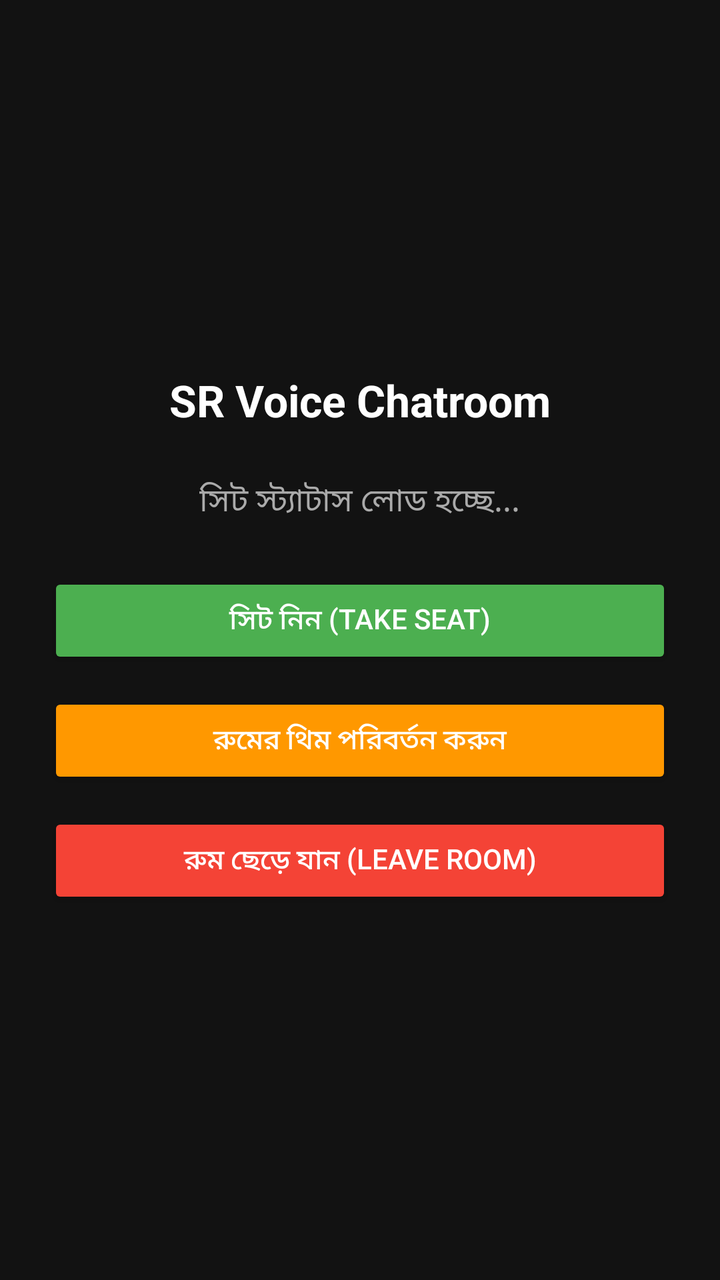
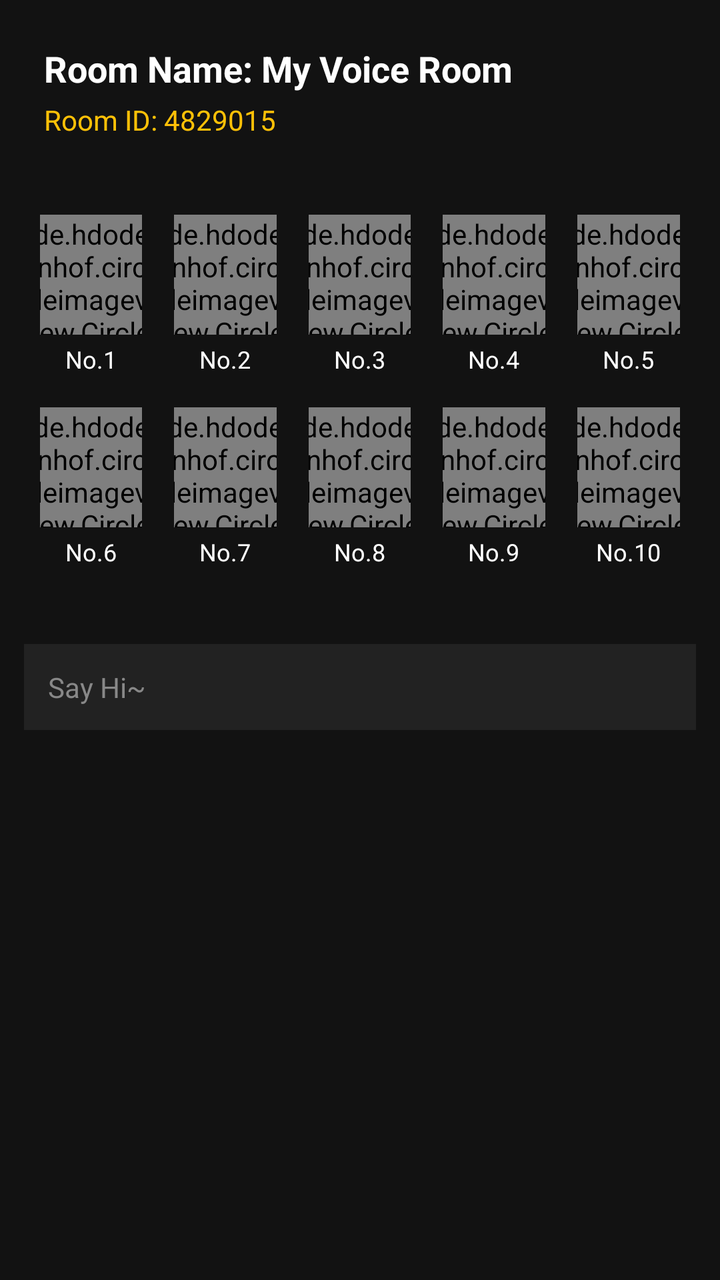

Before-and-after screenshots of an Android layout around one commit, followed by the original layout XML and the change that was made.
<!-- AndroidManifest.xml: application theme Theme.AppCompat.DayNight.NoActionBar -->
<!-- res/layout/activity_voice_room.xml -->
<?xml version="1.0" encoding="utf-8"?>
<LinearLayout xmlns:android="http://schemas.android.com/apk/res/android"
    android:id="@+id/rootLayout"
    android:layout_width="match_parent"
    android:layout_height="match_parent"
    android:orientation="vertical"
    android:gravity="center"
    android:padding="24dp"
    android:background="#121212">

    
    <TextView
        android:id="@+id/roomTitleTextView"
        android:layout_width="wrap_content"
        android:layout_height="wrap_content"
        android:text="SR Voice Chatroom"
        android:textSize="22sp"
        android:textStyle="bold"
        android:textColor="#FFFFFF"
        android:layout_marginBottom="24dp"/>

    
    <TextView
        android:id="@+id/seatStatusTextView"
        android:layout_width="wrap_content"
        android:layout_height="wrap_content"
        android:text="সিট স্ট্যাটাস লোড হচ্ছে..."
        android:textSize="16sp"
        android:textColor="#AAAAAA"
        android:layout_marginBottom="24dp"/>

    
    <Button
        android:id="@+id/takeSeatButton"
        android:layout_width="match_parent"
        android:layout_height="wrap_content"
        android:text="সিট নিন (Take Seat)"
        android:backgroundTint="#4CAF50"
        android:textColor="#FFFFFF"
        android:layout_marginBottom="12dp"
        android:padding="12dp"/>

    
    <Button
        android:id="@+id/changeThemeButton"
        android:layout_width="match_parent"
        android:layout_height="wrap_content"
        android:text="রুমের থিম পরিবর্তন করুন"
        android:backgroundTint="#FF9800"
        android:textColor="#FFFFFF"
        android:layout_marginBottom="12dp"
        android:padding="12dp"/>

    
    <Button
        android:id="@+id/leaveRoomButton"
        android:layout_width="match_parent"
        android:layout_height="wrap_content"
        android:text="রুম ছেড়ে যান (Leave Room)"
        android:backgroundTint="#F44336"
        android:textColor="#FFFFFF"
        android:padding="12dp"/>

</LinearLayout>
<!-- resources referenced by this layout -->
<resources>

</resources>

<!-- the commit's change to res/layout/activity_voice_room.xml (unified diff, before → after) -->
@@ -1,64 +1,110 @@
 <?xml version="1.0" encoding="utf-8"?>
 <LinearLayout xmlns:android="http://schemas.android.com/apk/res/android"
-    android:id="@+id/rootLayout"
+    xmlns:app="http://schemas.android.com/apk/res-auto"
     android:layout_width="match_parent"
     android:layout_height="match_parent"
     android:orientation="vertical"
-    android:gravity="center"
-    android:padding="24dp"
-    android:background="#121212">
+    android:background="#121212"
+    android:padding="12dp">
+
+    
+    <LinearLayout
+        android:layout_width="match_parent"
+        android:layout_height="wrap_content"
+        android:orientation="vertical"
+        android:padding="10dp">
+
+        <TextView
+            android:id="@+id/roomNameText"
+            android:layout_width="wrap_content"
+            android:layout_height="wrap_content"
+            android:text="Room Name: My Voice Room"
+            android:textColor="#FFFFFF"
+            android:textSize="18sp"
+            android:textStyle="bold" />
+
+        <TextView
+            android:id="@+id/roomIdText"
+            android:layout_width="wrap_content"
+            android:layout_height="wrap_content"
+            android:text="Room ID: 4829015"
+            android:textColor="#FFC107"
+            android:textSize="14sp"
+            android:layout_marginTop="4dp" />
+    </LinearLayout>
+
+    
+    <GridLayout
+        android:layout_width="match_parent"
+        android:layout_height="wrap_content"
+        android:columnCount="5"
+        android:rowCount="2"
+        android:layout_marginTop="20dp"
+        android:alignmentMode="alignMargins">
+
+        
+        <LinearLayout android:layout_width="0dp" android:layout_height="wrap_content" android:layout_columnWeight="1" android:orientation="vertical" android:gravity="center" android:layout_margin="8dp">
+            <de.hdodenhof.circleimageview.CircleImageView android:id="@+id/seat1Image" android:layout_width="60dp" android:layout_height="60dp" android:src="@android:drawable/sym_def_app_icon" app:civ_border_width="2dp" app:civ_border_color="#FFC107" />
+            <TextView android:id="@+id/seat1Name" android:layout_width="wrap_content" android:layout_height="wrap_content" android:text="No.1" android:textColor="#FFFFFF" android:textSize="12sp" android:layout_marginTop="4dp" />
+        </LinearLayout>
+        
+        <LinearLayout android:layout_width="0dp" android:layout_height="wrap_content" android:layout_columnWeight="1" android:orientation="vertical" android:gravity="center" android:layout_margin="8dp">
+            <de.hdodenhof.circleimageview.CircleImageView android:id="@+id/seat2Image" android:layout_width="60dp" android:layout_height="60dp" android:src="@android:drawable/sym_def_app_icon" app:civ_border_width="2dp" app:civ_border_color="#555555" />
+            <TextView android:id="@+id/seat2Name" android:layout_width="wrap_content" android:layout_height="wrap_content" android:text="No.2" android:textColor="#FFFFFF" android:textSize="12sp" android:layout_marginTop="4dp" />
+        </LinearLayout>
+        
+        <LinearLayout android:layout_width="0dp" android:layout_height="wrap_content" android:layout_columnWeight="1" android:orientation="vertical" android:gravity="center" android:layout_margin="8dp">
+            <de.hdodenhof.circleimageview.CircleImageView android:id="@+id/seat3Image" android:layout_width="60dp" android:layout_height="60dp" android:src="@android:drawable/sym_def_app_icon" />
+            <TextView android:id="@+id/seat3Name" android:layout_width="wrap_content" android:layout_height="wrap_content" android:text="No.3" android:textColor="#FFFFFF" android:textSize="12sp" android:layout_marginTop="4dp" />
+        </LinearLayout>
+        
+        <LinearLayout android:layout_width="0dp" android:layout_height="wrap_content" android:layout_columnWeight="1" android:orientation="vertical" android:gravity="center" android:layout_margin="8dp">
+            <de.hdodenhof.circleimageview.CircleImageView android:id="@+id/seat4Image" android:layout_width="60dp" android:layout_height="60dp" android:src="@android:drawable/sym_def_app_icon" />
+            <TextView android:id="@+id/seat4Name" android:layout_width="wrap_content" android:layout_height="wrap_content" android:text="No.4" android:textColor="#FFFFFF" android:textSize="12sp" android:layout_marginTop="4dp" />
+        </LinearLayout>
+        
+        <LinearLayout android:layout_width="0dp" android:layout_height="wrap_content" android:layout_columnWeight="1" android:orientation="vertical" android:gravity="center" android:layout_margin="8dp">
+            <de.hdodenhof.circleimageview.CircleImageView android:id="@+id/seat5Image" android:layout_width="60dp" android:layout_height="60dp" android:src="@android:drawable/sym_def_app_icon" />
+            <TextView android:id="@+id/seat5Name" android:layout_width="wrap_content" android:layout_height="wrap_content" android:text="No.5" android:textColor="#FFFFFF" android:textSize="12sp" android:layout_marginTop="4dp" />
+        </LinearLayout>
+
+        
+        <LinearLayout android:layout_width="0dp" android:layout_height="wrap_content" android:layout_columnWeight="1" android:orientation="vertical" android:gravity="center" android:layout_margin="8dp">
+            <de.hdodenhof.circleimageview.CircleImageView android:id="@+id/seat6Image" android:layout_width="60dp" android:layout_height="60dp" android:src="@android:drawable/sym_def_app_icon" />
+            <TextView android:id="@+id/seat6Name" android:layout_width="wrap_content" android:layout_height="wrap_content" android:text="No.6" android:textColor="#FFFFFF" android:textSize="12sp" android:layout_marginTop="4dp" />
+        </LinearLayout>
+        
+        <LinearLayout android:layout_width="0dp" android:layout_height="wrap_content" android:layout_columnWeight="1" android:orientation="vertical" android:gravity="center" android:layout_margin="8dp">
+            <de.hdodenhof.circleimageview.CircleImageView android:id="@+id/seat7Image" android:layout_width="60dp" android:layout_height="60dp" android:src="@android:drawable/sym_def_app_icon" />
+            <TextView android:id="@+id/seat7Name" android:layout_width="wrap_content" android:layout_height="wrap_content" android:text="No.7" android:textColor="#FFFFFF" android:textSize="12sp" android:layout_marginTop="4dp" />
+        </LinearLayout>
+        
+        <LinearLayout android:layout_width="0dp" android:layout_height="wrap_content" android:layout_columnWeight="1" android:orientation="vertical" android:gravity="center" android:layout_margin="8dp">
+            <de.hdodenhof.circleimageview.CircleImageView android:id="@+id/seat8Image" android:layout_width="60dp" android:layout_height="60dp" android:src="@android:drawable/sym_def_app_icon" />
+            <TextView android:id="@+id/seat8Name" android:layout_width="wrap_content" android:layout_height="wrap_content" android:text="No.8" android:textColor="#FFFFFF" android:textSize="12sp" android:layout_marginTop="4dp" />
+        </LinearLayout>
+        
+        <LinearLayout android:layout_width="0dp" android:layout_height="wrap_content" android:layout_columnWeight="1" android:orientation="vertical" android:gravity="center" android:layout_margin="8dp">
+            <de.hdodenhof.circleimageview.CircleImageView android:id="@+id/seat9Image" android:layout_width="60dp" android:layout_height="60dp" android:src="@android:drawable/sym_def_app_icon" />
+            <TextView android:id="@+id/seat9Name" android:layout_width="wrap_content" android:layout_height="wrap_content" android:text="No.9" android:textColor="#FFFFFF" android:textSize="12sp" android:layout_marginTop="4dp" />
+        </LinearLayout>
+        
+        <LinearLayout android:layout_width="0dp" android:layout_height="wrap_content" android:layout_columnWeight="1" android:orientation="vertical" android:gravity="center" android:layout_margin="8dp">
+            <de.hdodenhof.circleimageview.CircleImageView android:id="@+id/seat10Image" android:layout_width="60dp" android:layout_height="60dp" android:src="@android:drawable/sym_def_app_icon" />
+            <TextView android:id="@+id/seat10Name" android:layout_width="wrap_content" android:layout_height="wrap_content" android:text="No.10" android:textColor="#FFFFFF" android:textSize="12sp" android:layout_marginTop="4dp" />
+        </LinearLayout>
+
+    </GridLayout>
 
     
     <TextView
-        android:id="@+id/roomTitleTextView"
-        android:layout_width="wrap_content"
-        android:layout_height="wrap_content"
-        android:text="SR Voice Chatroom"
-        android:textSize="22sp"
-        android:textStyle="bold"
-        android:textColor="#FFFFFF"
-        android:layout_marginBottom="24dp"/>
-
-    
-    <TextView
-        android:id="@+id/seatStatusTextView"
-        android:layout_width="wrap_content"
-        android:layout_height="wrap_content"
-        android:text="সিট স্ট্যাটাস লোড হচ্ছে..."
-        android:textSize="16sp"
-        android:textColor="#AAAAAA"
-        android:layout_marginBottom="24dp"/>
-
-    
-    <Button
-        android:id="@+id/takeSeatButton"
         android:layout_width="match_parent"
         android:layout_height="wrap_content"
-        android:text="সিট নিন (Take Seat)"
-        android:backgroundTint="#4CAF50"
-        android:textColor="#FFFFFF"
-        android:layout_marginBottom="12dp"
-        android:padding="12dp"/>
-
-    
-    <Button
-        android:id="@+id/changeThemeButton"
-        android:layout_width="match_parent"
-        android:layout_height="wrap_content"
-        android:text="রুমের থিম পরিবর্তন করুন"
-        android:backgroundTint="#FF9800"
-        android:textColor="#FFFFFF"
-        android:layout_marginBottom="12dp"
-        android:padding="12dp"/>
-
-    
-    <Button
-        android:id="@+id/leaveRoomButton"
-        android:layout_width="match_parent"
-        android:layout_height="wrap_content"
-        android:text="রুম ছেড়ে যান (Leave Room)"
-        android:backgroundTint="#F44336"
-        android:textColor="#FFFFFF"
-        android:padding="12dp"/>
+        android:text="Say Hi~"
+        android:textColor="#888888"
+        android:background="#222222"
+        android:padding="12dp"
+        android:layout_marginTop="30dp"
+        android:layout_gravity="bottom" />
 
 </LinearLayout>
